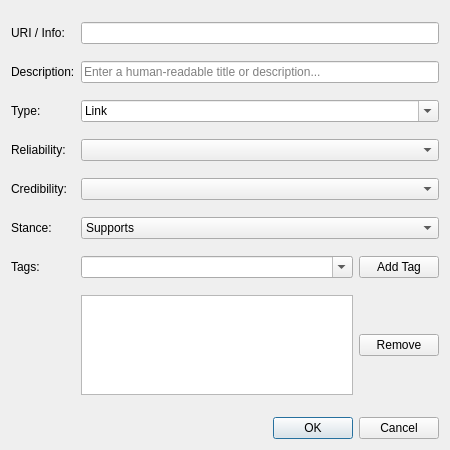
First picture: the form in add_edit_source_dialog.ui, repository royalPanic/sourcemgmtengine, before the edit.
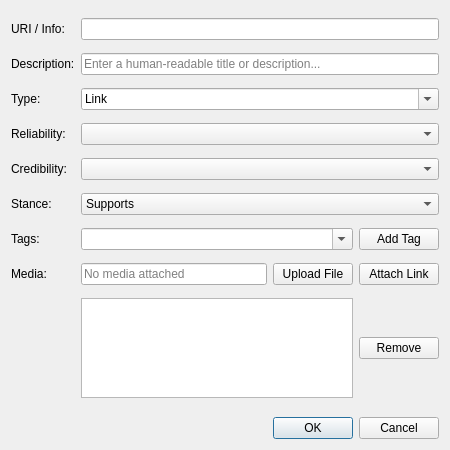
Second picture: the form after the edit.

Commit message: Add Neutral stance support and local media integration

```diff
--- a/add_edit_source_dialog.ui
+++ b/add_edit_source_dialog.ui
@@ -151,7 +151,42 @@
        </item>
       </layout>
      </item>
+     <item row="7" column="0">
+      <widget class="QLabel" name="label_8">
+       <property name="text">
+        <string>Media:</string>
+       </property>
+      </widget>
+     </item>
      <item row="7" column="1">
+      <layout class="QHBoxLayout" name="mediaLayout">
+       <item>
+        <widget class="QLineEdit" name="txtMediaPath">
+         <property name="readOnly">
+          <bool>true</bool>
+         </property>
+         <property name="placeholderText">
+          <string>No media attached</string>
+         </property>
+        </widget>
+       </item>
+       <item>
+        <widget class="QPushButton" name="btnUploadFile">
+         <property name="text">
+          <string>Upload File</string>
+         </property>
+        </widget>
+       </item>
+       <item>
+        <widget class="QPushButton" name="btnAttachLink">
+         <property name="text">
+          <string>Attach Link</string>
+         </property>
+        </widget>
+       </item>
+      </layout>
+     </item>
+     <item row="8" column="1">
       <layout class="QHBoxLayout" name="tagListLayout">
        <item>
         <widget class="QListWidget" name="listTags">
```
Left out of the diff: 5 changed lines with no effect on the pictures. The commit also changes 6 other files.
